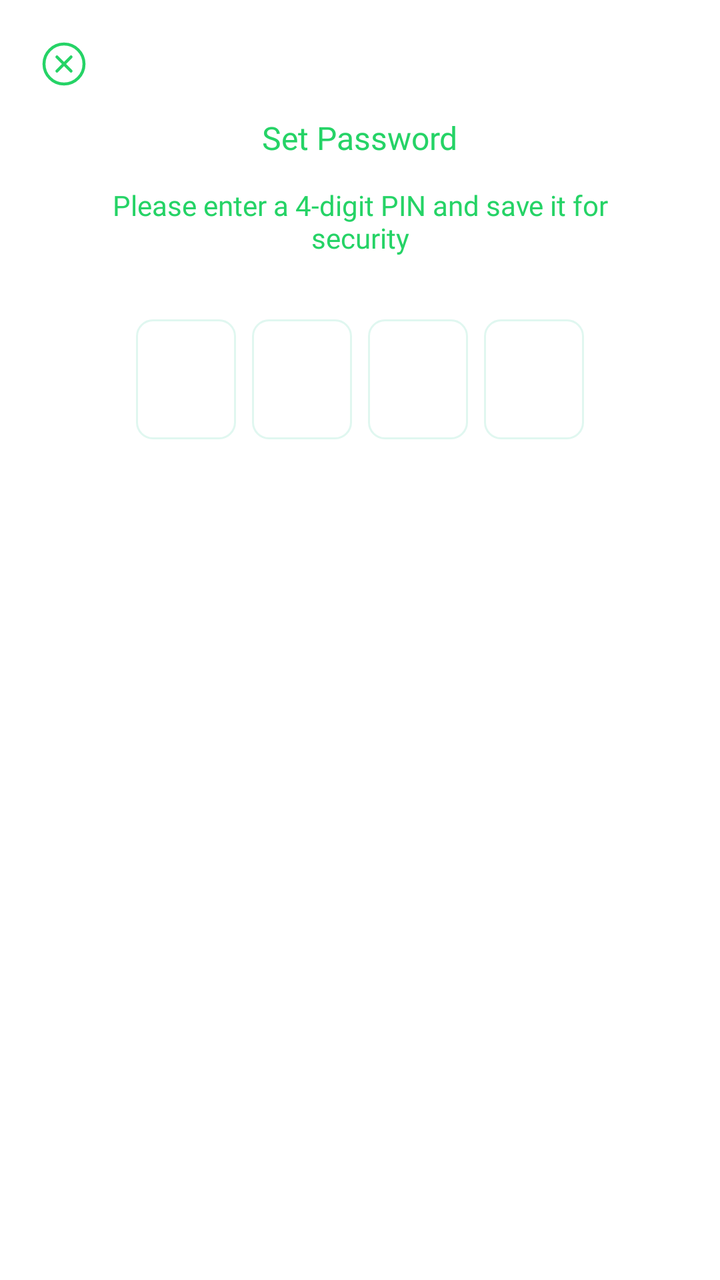
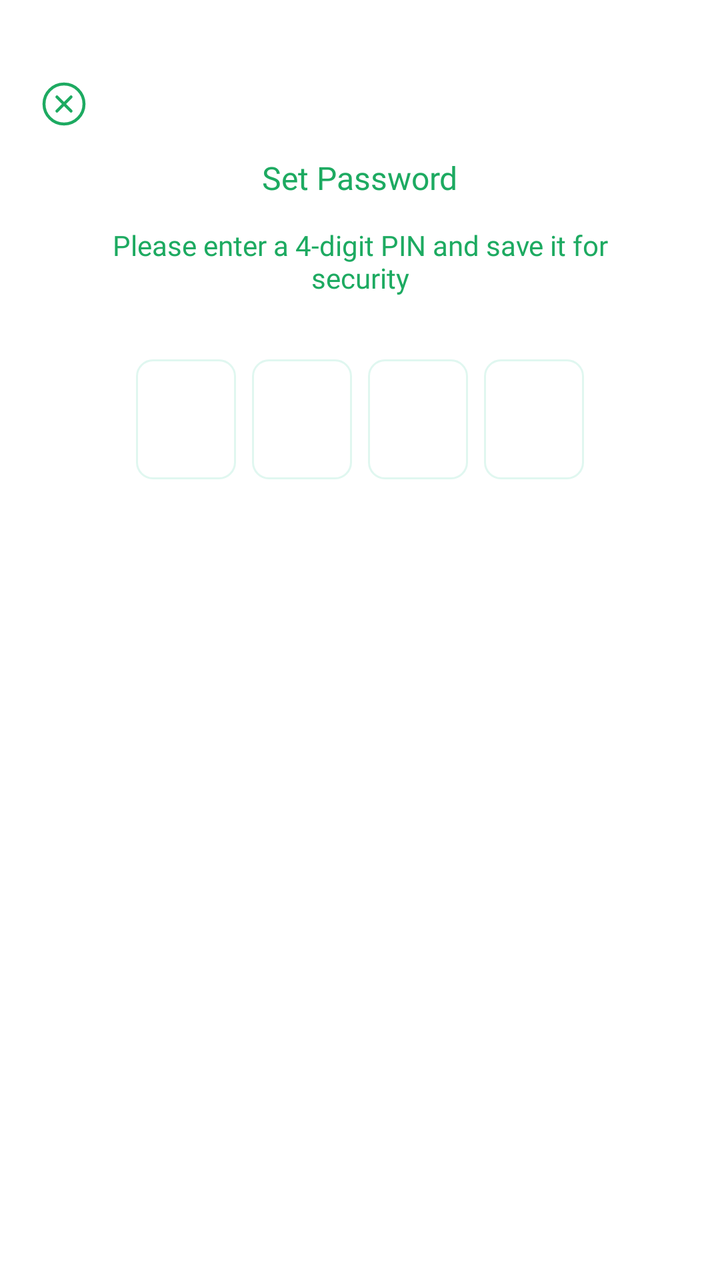

The first picture is an Android layout as it rendered before a commit; the second is the same layout after the commit. The layout source and the unified diff follow.
<!-- AndroidManifest.xml: application theme Theme.MyApplication -->
<!-- res/layout/fragment_messenger_password.xml -->
<?xml version="1.0" encoding="utf-8"?>
<androidx.constraintlayout.widget.ConstraintLayout xmlns:android="http://schemas.android.com/apk/res/android"
    xmlns:app="http://schemas.android.com/apk/res-auto"
    android:layout_width="match_parent"
    android:layout_height="match_parent"
    android:background="@color/white"
    android:clickable="true"
    android:focusable="true">

    <ImageView
        android:id="@+id/ivClose"
        android:layout_width="@dimen/size32"
        android:layout_height="@dimen/size32"
        android:layout_margin="@dimen/size16"
        android:contentDescription="@null"
        android:padding="@dimen/size4"
        android:src="@drawable/ic_cancel"
        app:layout_constraintStart_toStartOf="parent"
        app:layout_constraintTop_toTopOf="parent"
        app:tint="@color/col_main" />

    <TextView
        android:id="@+id/tvTitle"
        style="@style/TextView_7"
        android:layout_marginTop="@dimen/size60"
        android:text="@string/txt_set_password"
        android:textColor="@color/col_main"
        app:layout_constraintEnd_toEndOf="parent"
        app:layout_constraintStart_toStartOf="parent"
        app:layout_constraintTop_toTopOf="parent" />

    <TextView
        android:id="@+id/tvDesc"
        style="@style/TextView_4"
        android:layout_marginTop="@dimen/size16"
        android:gravity="center"
        android:paddingHorizontal="@dimen/size40"
        android:text="@string/txt_please_enter_pin"
        android:textColor="@color/col_main"
        app:layout_constraintEnd_toEndOf="parent"
        app:layout_constraintStart_toStartOf="parent"
        app:layout_constraintTop_toBottomOf="@+id/tvTitle" />

    <LinearLayout
        android:id="@+id/llPinContainer"
        android:layout_width="wrap_content"
        android:layout_height="wrap_content"
        android:layout_marginTop="@dimen/size32"
        android:orientation="horizontal"
        app:layout_constraintEnd_toEndOf="parent"
        app:layout_constraintStart_toStartOf="parent"
        app:layout_constraintTop_toBottomOf="@+id/tvDesc">

        <EditText
            android:id="@+id/edtPin1"
            style="@style/TextView_7"
            android:layout_width="@dimen/size50"
            android:layout_height="@dimen/size60"
            android:layout_marginHorizontal="@dimen/size4"
            android:background="@drawable/bg_pin_code"
            android:gravity="center"
            android:inputType="number"
            android:maxLength="1" />

        <EditText
            android:id="@+id/edtPin2"
            style="@style/TextView_7"
            android:layout_width="@dimen/size50"
            android:layout_height="@dimen/size60"
            android:layout_marginHorizontal="@dimen/size4"
            android:background="@drawable/bg_pin_code"
            android:gravity="center"
            android:inputType="number"
            android:maxLength="1" />

        <EditText
            android:id="@+id/edtPin3"
            style="@style/TextView_7"
            android:layout_width="@dimen/size50"
            android:layout_height="@dimen/size60"
            android:layout_marginHorizontal="@dimen/size4"
            android:background="@drawable/bg_pin_code"
            android:gravity="center"
            android:inputType="number"
            android:maxLength="1" />

        <EditText
            android:id="@+id/edtPin4"
            style="@style/TextView_7"
            android:layout_width="@dimen/size50"
            android:layout_height="@dimen/size60"
            android:layout_marginHorizontal="@dimen/size4"
            android:background="@drawable/bg_pin_code"
            android:gravity="center"
            android:inputType="number"
            android:maxLength="1" />

    </LinearLayout>

</androidx.constraintlayout.widget.ConstraintLayout>
<!-- resources referenced by this layout -->
<resources>
  <color name="col_main">#25D366</color>
  <color name="white">#FFFFFFFF</color>
  <dimen name="size16">16dp</dimen>
  <dimen name="size32">32dp</dimen>
  <dimen name="size4">4dp</dimen>
  <dimen name="size40">40dp</dimen>
  <dimen name="size50">50dp</dimen>
  <dimen name="size60">60dp</dimen>
  <!-- drawable bg_pin_code (drawable) -->
  <?xml version="1.0" encoding="utf-8"?>
  <selector xmlns:android="http://schemas.android.com/apk/res/android">
      <item android:state_focused="true">
          <shape android:shape="rectangle">
              <corners android:radius="@dimen/size8" />
              <stroke android:width="@dimen/size1" android:color="@color/col_main" />
              <solid android:color="@color/white" />
          </shape>
      </item>
      <item>
          <shape android:shape="rectangle">
              <corners android:radius="@dimen/size8" />
              <stroke android:width="@dimen/size1" android:color="@color/col_category_unselected" />
              <solid android:color="@color/white" />
          </shape>
      </item>
  </selector>
  <string name="txt_please_enter_pin">Please enter a 4-digit PIN and save it for security</string>
  <string name="txt_set_password">Set Password</string>
  <style name="TextView_4">
          <item name="android:layout_width">wrap_content</item>
          <item name="android:layout_height">wrap_content</item>
          <item name="android:textColor">@color/black</item>
          <item name="android:textAllCaps">false</item>
          <item name="android:includeFontPadding">false</item>
          <item name="android:fontFamily">@font/font_400</item>
          <item name="android:textSize">@dimen/size14</item>
      </style>
  <style name="TextView_7">
          <item name="android:layout_width">wrap_content</item>
          <item name="android:layout_height">wrap_content</item>
          <item name="android:includeFontPadding">false</item>
          <item name="android:textAllCaps">false</item>
          <item name="android:textColor">@color/black</item>
          <item name="android:fontFamily">@font/font_700</item>
          <item name="android:textSize">@dimen/size16</item>
      </style>
  <style name="Theme.MyApplication" parent="Base.Theme.MyApplication" />
  <dimen name="size8">8dp</dimen>
  <dimen name="size1">1dp</dimen>
  <color name="col_category_unselected">#E0F7F0</color>
  <color name="black">#FF000000</color>
  <dimen name="size14">14dp</dimen>
  <style name="Base.Theme.MyApplication" parent="Theme.Material3.DayNight.NoActionBar">
          
          <item name="colorPrimary">@color/white</item>
          <item name="colorPrimaryDark">@color/white</item>
          <item name="android:statusBarColor">@color/white</item>
          <item name="android:windowLightStatusBar">true</item>
          <item name="android:windowFullscreen">false</item>
          <item name="colorAccent">@color/black</item>
          <item name="android:splitMotionEvents">false</item>
          <item name="android:windowEnableSplitTouch">false</item>
          <item name="android:colorControlHighlight">@color/col_select</item>
          <item name="bottomSheetDialogTheme">@style/AppBottomSheetDialogTheme</item>
      </style>
  <color name="col_select">#CD666666</color>
  <style name="AppBottomSheetDialogTheme" parent="Theme.Design.Light.BottomSheetDialog">
          <item name="bottomSheetStyle">@style/AppModalStyle</item>
      </style>
  <style name="AppModalStyle" parent="Widget.Design.BottomSheet.Modal">
          <item name="android:background">@drawable/bg_border_bottom_sheet</item>
      </style>
  <!-- drawable bg_border_bottom_sheet (drawable) -->
  <?xml version="1.0" encoding="utf-8"?>
  <shape xmlns:android="http://schemas.android.com/apk/res/android"
      android:shape="rectangle">
      <corners
          android:topLeftRadius="@dimen/size24"
          android:topRightRadius="@dimen/size24" />
      <solid android:color="@color/white" />
  </shape>
  <dimen name="size24">24dp</dimen>
  <!-- unchanged entries left out for length: 1 -->
</resources>

<!-- the commit's change to res/layout/fragment_messenger_password.xml (unified diff, before → after) -->
@@ -5,7 +5,8 @@
     android:layout_height="match_parent"
     android:background="@color/white"
     android:clickable="true"
-    android:focusable="true">
+    android:focusable="true"
+    android:paddingTop="@dimen/size20">
 
     <ImageView
         android:id="@+id/ivClose"
<!-- resource entries referenced after the edit -->
@@ -1,8 +1,9 @@
 <!-- resources referenced by this layout -->
 <resources>
-  <color name="col_main">#25D366</color>
+  <color name="col_main">#1DAA61</color>
   <color name="white">#FFFFFFFF</color>
   <dimen name="size16">16dp</dimen>
+  <dimen name="size20">20dp</dimen>
   <dimen name="size32">32dp</dimen>
   <dimen name="size4">4dp</dimen>
   <dimen name="size40">40dp</dimen>
